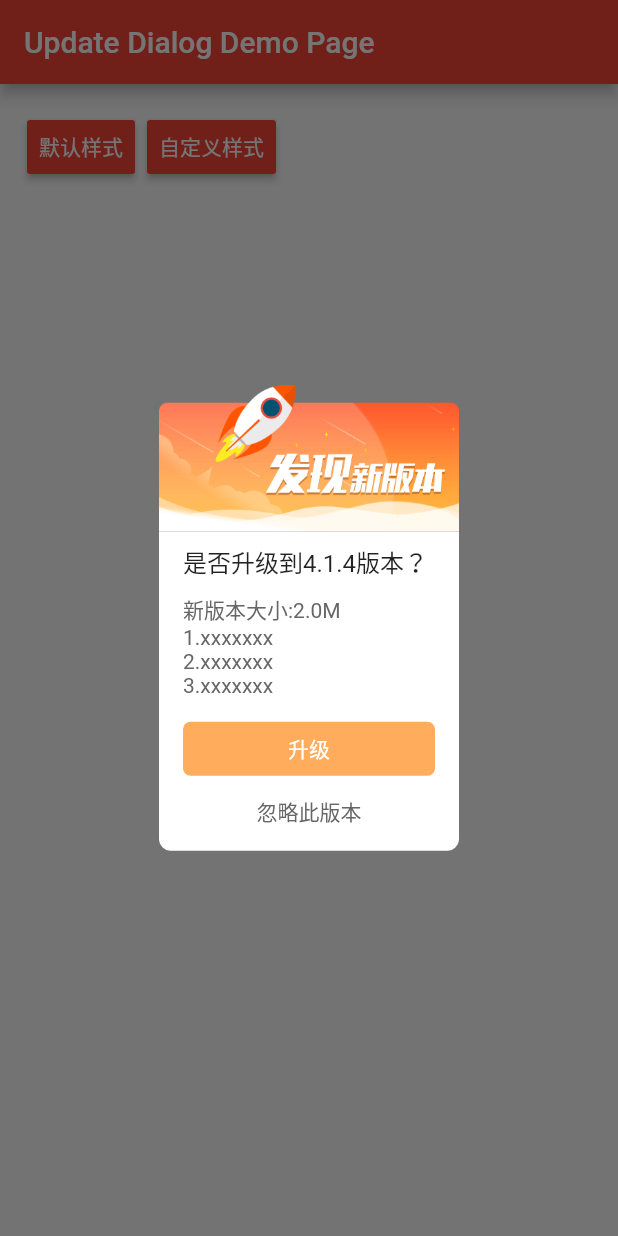
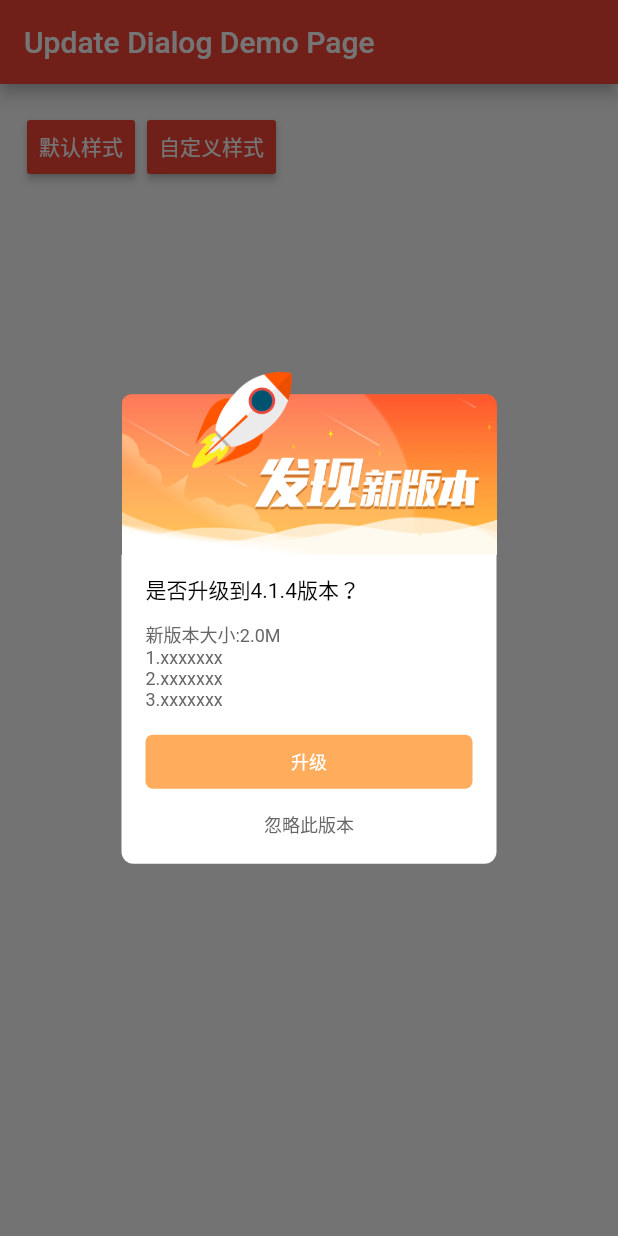
Before and after one commit to xuexiangjys/flutter_update_dialog, a Flutter app: the screen it shows after launch, after a tap on "自定义样式", on a phone screen of 412 x 824 dp. Run offline on Flutter 3.47's test engine with Material 2 defaults, Android fonts, the phone set to English and light mode, and no system bars; drawn by our look-alikes of oktoast.

Commit message:
优化代码

```diff
--- a/example/lib/main.dart
+++ b/example/lib/main.dart
@@ -98,10 +98,14 @@ class _MyHomePageState extends State<MyHomePage> {
       return;
     }
     dialog = UpdateDialog.showUpdate(context,
-        width: 200,
+        width: 250,
         title: "是否升级到4.1.4版本？",
         updateContent: "新版本大小:2.0M\n1.xxxxxxx\n2.xxxxxxx\n3.xxxxxxx",
+        titleTextSize: 14,
+        contextTextSize: 12,
+        buttonTextSize: 12,
         topImage: Image.asset('assets/bg_update_top.png'),
+        extraHeight: 5,
         radius: 8,
         themeColor: Color(0xFFFFAC5D),
         progressBackgroundColor: Color(0x5AFFAC5D),
--- a/lib/update_dialog.dart
+++ b/lib/update_dialog.dart
@@ -1,3 +1,5 @@
+import 'dart:math';
+
 import 'package:flutter/material.dart';
 
 import 'number_progress.dart';
@@ -13,9 +15,13 @@ class UpdateDialog {
       @required title,
       @required updateContent,
       @required onUpdate,
+      double titleTextSize = 16.0,
+      double contextTextSize = 14.0,
+      double buttonTextSize = 14.0,
       double progress = -1.0,
       progressBackgroundColor = const Color(0xFFFFCDD2),
       topImage,
+      double extraHeight = 5.0,
       double radius = 4.0,
       themeColor = Colors.red,
       enableIgnore = false,
@@ -28,8 +34,12 @@ class UpdateDialog {
         title: title,
         updateContent: updateContent,
         onUpdate: onUpdate,
+        titleTextSize: titleTextSize,
+        contextTextSize: contextTextSize,
+        buttonTextSize: buttonTextSize,
         progress: progress,
         topImage: topImage,
+        extraHeight: extraHeight,
         radius: radius,
         themeColor: themeColor,
         progressBackgroundColor: progressBackgroundColor,
@@ -93,9 +103,13 @@ class UpdateDialog {
       @required title,
       @required updateContent,
       @required onUpdate,
+      double titleTextSize = 16.0,
+      double contextTextSize = 14.0,
+      double buttonTextSize = 14.0,
       double progress = -1.0,
       progressBackgroundColor = const Color(0xFFFFCDD2),
       topImage,
+      double extraHeight = 5.0,
       double radius = 4.0,
       themeColor = Colors.red,
       enableIgnore = false,
@@ -106,8 +120,12 @@ class UpdateDialog {
         title: title,
         updateContent: updateContent,
         onUpdate: onUpdate,
+        titleTextSize: titleTextSize,
+        contextTextSize: contextTextSize,
+        buttonTextSize: buttonTextSize,
         progress: progress,
         topImage: topImage,
+        extraHeight: extraHeight,
         radius: radius,
         themeColor: themeColor,
         progressBackgroundColor: progressBackgroundColor,
@@ -127,10 +145,23 @@ class UpdateWidget extends StatefulWidget {
   /// 升级标题
   final String title;
 
+  /// 更新内容
   final String updateContent;
+
+  /// 标题文字的大小
+  final double titleTextSize;
+
+  /// 更新文字内容的大小
+  final double contextTextSize;
+
+  /// 按钮文字的大小
+  final double buttonTextSize;
 
   /// 顶部图片
   final Widget topImage;
+
+  /// 拓展高度(适配顶部图片高度不一致的情况）
+  final double extraHeight;
 
   /// 边框圆角大小
   final double radius;
@@ -164,9 +195,13 @@ class UpdateWidget extends StatefulWidget {
       @required this.title,
       @required this.updateContent,
       @required this.onUpdate,
+      this.titleTextSize = 16.0,
+      this.contextTextSize = 14.0,
+      this.buttonTextSize = 14.0,
       this.progress = -1.0,
       this.progressBackgroundColor = const Color(0xFFFFCDD2),
       this.topImage,
+      this.extraHeight = 5.0,
       this.radius = 4.0,
       this.themeColor = Colors.red,
       this.enableIgnore = false,
@@ -195,7 +230,7 @@ class _UpdateWidgetState extends State<UpdateWidget> {
   @override
   Widget build(BuildContext context) {
     double dialogWidth =
-        widget.width <= 0 ? getScreenWidth(context) * 0.8 : widget.width;
+        widget.width <= 0 ? getFitWidth(context) * 0.618 : widget.width;
     return Material(
         type: MaterialType.transparency,
         child: Container(
@@ -209,8 +244,8 @@ class _UpdateWidgetState extends State<UpdateWidget> {
                   width: dialogWidth,
                   child: widget.topImage != null
                       ? widget.topImage
-                      : Image.asset('assets/xupdate_bg_app_top.png',
-                          package: 'flutter_update_dialog'),
+                      : Image.asset('assets/update_bg_app_top.png',
+                          package: 'flutter_update_dialog', fit: BoxFit.fill),
                 ),
                 Container(
                   width: dialogWidth,
@@ -229,12 +264,19 @@ class _UpdateWidgetState extends State<UpdateWidget> {
                       child: Column(
                     crossAxisAlignment: CrossAxisAlignment.start,
                     children: <Widget>[
-                      Text(widget.title, style: TextStyle(fontSize: 16)),
+                      Container(
+                        padding: EdgeInsets.only(top: widget.extraHeight),
+                        child: Text(widget.title,
+                            style: TextStyle(
+                                fontSize: widget.titleTextSize,
+                                color: Colors.black)),
+                      ),
                       Padding(
                         padding: EdgeInsets.symmetric(vertical: 10),
                         child: Text(widget.updateContent,
                             style: TextStyle(
-                                fontSize: 14, color: Color(0xFF666666))),
+                                fontSize: widget.contextTextSize,
+                                color: Color(0xFF666666))),
                       ),
                       widget.progress < 0
                           ? Column(children: <Widget>[
@@ -245,7 +287,9 @@ class _UpdateWidgetState extends State<UpdateWidget> {
                                       borderRadius: BorderRadius.circular(5)),
                                   elevation: 0,
                                   highlightElevation: 0,
-                                  child: Text('升级'),
+                                  child: Text('升级',
+                                      style: TextStyle(
+                                          fontSize: widget.buttonTextSize)),
                                   color: widget.themeColor,
                                   textColor: Colors.white,
                                   onPressed: widget.onUpdate,
@@ -258,7 +302,10 @@ class _UpdateWidgetState extends State<UpdateWidget> {
                                         shape: RoundedRectangleBorder(
                                             borderRadius:
                                                 BorderRadius.circular(5)),
-                                        child: Text('忽略此版本'),
+                                        child: Text('忽略此版本',
+                                            style: TextStyle(
+                                                fontSize:
+                                                    widget.buttonTextSize)),
                                         materialTapTargetSize:
                                             MaterialTapTargetSize.shrinkWrap,
                                         textColor: Color(0xFF666666),
@@ -288,7 +335,7 @@ class _UpdateWidgetState extends State<UpdateWidget> {
                           constraints:
                               BoxConstraints(maxHeight: 30, maxWidth: 30),
                           padding: EdgeInsets.zero,
-                          icon: Image.asset('assets/xupdate_ic_close.png',
+                          icon: Image.asset('assets/update_ic_close.png',
                               package: 'flutter_update_dialog'),
                           onPressed: widget.onClose,
                         )
@@ -300,6 +347,10 @@ class _UpdateWidgetState extends State<UpdateWidget> {
         ));
   }
 
+  double getFitWidth(BuildContext context) {
+    return min(getScreenHeight(context), getScreenWidth(context));
+  }
+
   double getScreenHeight(BuildContext context) {
     return MediaQuery.of(context).size.height;
   }
```
Also changed, not shown: assets/update_bg_app_top.png (renamed from assets/xupdate_bg_app_top.png), assets/update_ic_close.png (renamed from assets/xupdate_ic_close.png), 2 other files.
